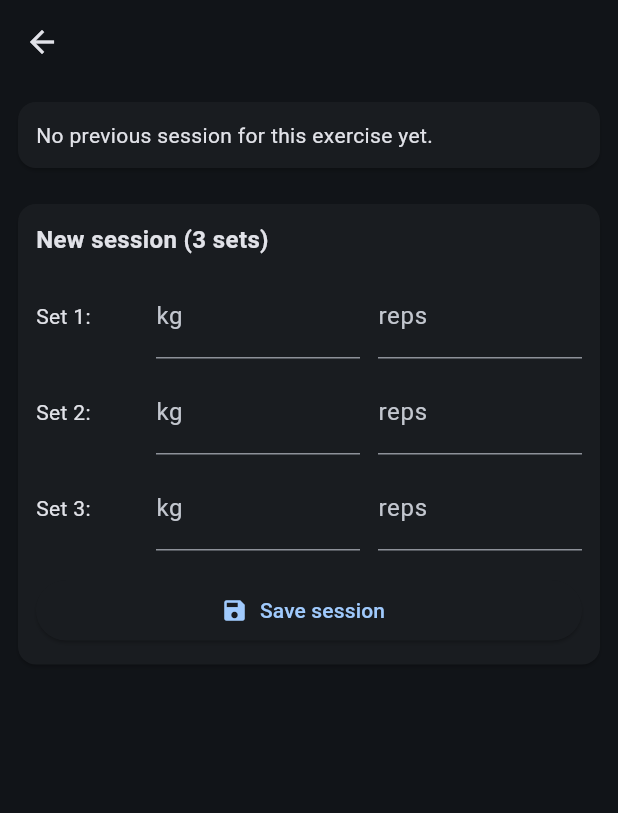
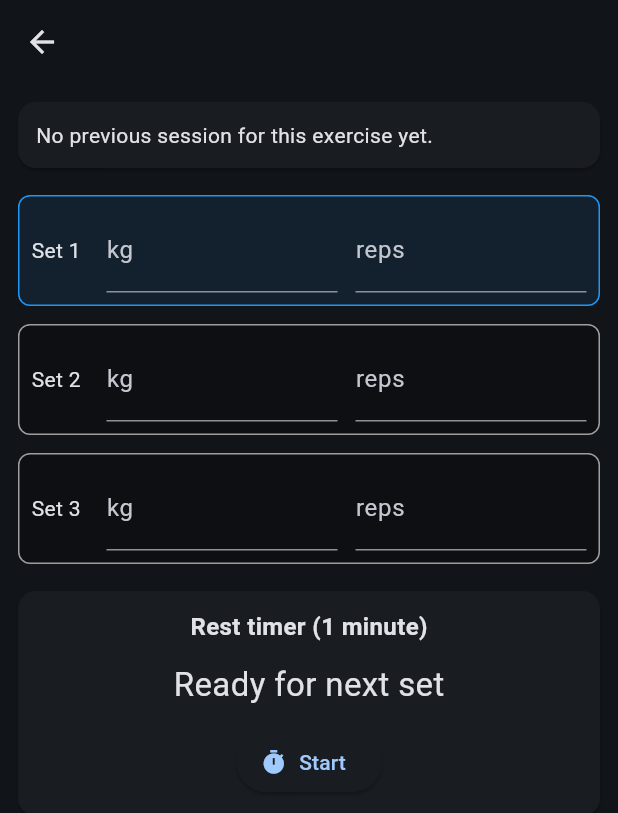
Before and after one commit to BerntLR/styrketrening, a Flutter app: the ExerciseDetailPage screen opened directly with empty values, on a phone screen of 412 x 824 dp. Shown: the top 813 px of the screen. Run offline on Flutter 3.47's test engine with Material 3 defaults, Android fonts, the phone set to English and light mode, and no system bars; our stand-ins replace shared_preferences; accounts and stored records are empty.

Commit message:
steg 4: 1-minutt pause timer og treningsflyt

```diff
--- a/lib/pages/exercise_detail_page.dart
+++ b/lib/pages/exercise_detail_page.dart
@@ -1,3 +1,4 @@
+import 'dart:async';
 import 'package:flutter/material.dart';
 
 import '../models/training_models.dart';
@@ -30,6 +31,14 @@ class _ExerciseDetailPageState extends State<ExerciseDetailPage> {
     (_) => TextEditingController(),
   );
 
+  // --- Timer state ---
+  Timer? _timer;
+  int _remainingSeconds = 60;
+  bool _isTimerRunning = false;
+
+  // --- Which set are we on (1, 2, 3) ---
+  int _currentSet = 1;
+
   @override
   void initState() {
     super.initState();
@@ -38,6 +47,7 @@ class _ExerciseDetailPageState extends State<ExerciseDetailPage> {
 
   @override
   void dispose() {
+    _timer?.cancel();
     for (final c in _weightControllers) {
       c.dispose();
     }
@@ -112,7 +122,36 @@ class _ExerciseDetailPageState extends State<ExerciseDetailPage> {
     );
   }
 
-  Future<void> _saveSession() async {
+  // -------------------------------------------
+  // TIMER LOGIC
+  // -------------------------------------------
+  void _startTimer() {
+    if (_isTimerRunning) return;
+
+    setState(() {
+      _isTimerRunning = true;
+      _remainingSeconds = 60;
+    });
+
+    _timer = Timer.periodic(const Duration(seconds: 1), (timer) {
+      if (_remainingSeconds == 0) {
+        timer.cancel();
+        setState(() {
+          _isTimerRunning = false;
+        });
+        return;
+      }
+
+      setState(() {
+        _remainingSeconds--;
+      });
+    });
+  }
+
+  // -------------------------------------------
+  // SAVE SESSION AFTER 3 SETS
+  // -------------------------------------------
+  Future<void> _saveAfterThirdSet() async {
     final List<ExerciseSet> sets = [];
 
     for (int i = 0; i < 3; i++) {
@@ -144,83 +183,99 @@ class _ExerciseDetailPageState extends State<ExerciseDetailPage> {
       _lastSession = session;
     });
 
-    for (final c in _weightControllers) {
-      c.clear();
-    }
-    for (final c in _repsControllers) {
-      c.clear();
-    }
-
     if (!mounted) return;
 
     ScaffoldMessenger.of(context).showSnackBar(
-      const SnackBar(
-        content: Text('Session saved'),
+      const SnackBar(content: Text('Exercise completed and saved')),
+    );
+
+    Navigator.of(context).pop(); // back to overview
+  }
+
+  // -------------------------------------------
+  // BUILD SET ROW
+  // -------------------------------------------
+  Widget _buildSetRow(int index) {
+    final isCurrent = _currentSet == index;
+
+    return Container(
+      margin: const EdgeInsets.symmetric(vertical: 6, horizontal: 12),
+      padding: const EdgeInsets.symmetric(vertical: 8, horizontal: 8),
+      decoration: BoxDecoration(
+        color: isCurrent ? Colors.blue.withOpacity(0.1) : Colors.black26,
+        borderRadius: BorderRadius.circular(8),
+        border: Border.all(
+          color: isCurrent ? Colors.blue : Colors.grey,
+          width: 1,
+        ),
+      ),
+      child: Row(
+        children: [
+          SizedBox(width: 50, child: Text('Set $index')),
+          Expanded(
+            child: TextField(
+              controller: _weightControllers[index - 1],
+              keyboardType:
+                  const TextInputType.numberWithOptions(decimal: true),
+              decoration: const InputDecoration(labelText: 'kg'),
+            ),
+          ),
+          const SizedBox(width: 12),
+          Expanded(
+            child: TextField(
+              controller: _repsControllers[index - 1],
+              keyboardType:
+                  const TextInputType.numberWithOptions(decimal: false),
+              decoration: const InputDecoration(labelText: 'reps'),
+            ),
+          ),
+        ],
       ),
     );
   }
 
-  Widget _buildNewSessionCard() {
+  // -------------------------------------------
+  // BUILD TIMER CARD
+  // -------------------------------------------
+  Widget _buildTimerCard() {
     return Card(
       margin: const EdgeInsets.all(12),
       child: Padding(
         padding: const EdgeInsets.all(12),
         child: Column(
-          crossAxisAlignment: CrossAxisAlignment.start,
           children: [
             const Text(
-              'New session (3 sets)',
-              style: TextStyle(
-                fontSize: 16,
-                fontWeight: FontWeight.bold,
-              ),
+              'Rest timer (1 minute)',
+              style: TextStyle(fontSize: 16, fontWeight: FontWeight.bold),
             ),
-            const SizedBox(height: 8),
-            for (int i = 0; i < 3; i++)
-              Padding(
-                padding: const EdgeInsets.symmetric(vertical: 4),
-                child: Row(
-                  children: [
-                    SizedBox(
-                      width: 80,
-                      child: Text('Set ${i + 1}:'),
-                    ),
-                    Expanded(
-                      child: TextField(
-                        controller: _weightControllers[i],
-                        keyboardType:
-                            const TextInputType.numberWithOptions(
-                          decimal: true,
-                        ),
-                        decoration: const InputDecoration(
-                          labelText: 'kg',
-                        ),
-                      ),
-                    ),
-                    const SizedBox(width: 12),
-                    Expanded(
-                      child: TextField(
-                        controller: _repsControllers[i],
-                        keyboardType:
-                            const TextInputType.numberWithOptions(
-                          decimal: false,
-                        ),
-                        decoration: const InputDecoration(
-                          labelText: 'reps',
-                        ),
-                      ),
-                    ),
-                  ],
-                ),
-              ),
             const SizedBox(height: 12),
-            SizedBox(
-              width: double.infinity,
-              child: ElevatedButton.icon(
-                onPressed: _saveSession,
-                icon: const Icon(Icons.save),
-                label: const Text('Save session'),
-              ),
+            Text(
+              _isTimerRunning
+                  ? '$_remainingSeconds sec'
+                  : 'Ready for next set',
+              style: const TextStyle(fontSize: 22),
+            ),
+            const SizedBox(height: 12),
+            ElevatedButton.icon(
+              onPressed: _isTimerRunning
+                  ? null
+                  : () {
+                      // SET COMPLETED → START PAUSE → MOVE TO NEXT SET
+                      if (_currentSet < 3) {
+                        _startTimer();
+                        setState(() {
+                          _currentSet++;
+                        });
+                      } else {
+                        // THIRD SET → COMPLETE EXERCISE
+                        _startTimer();
+                        Future.delayed(const Duration(seconds: 60), () {
+                          _saveAfterThirdSet();
+                        });
+                      }
+                    },
+              icon: const Icon(Icons.timer),
+              label: const Text('Start'),
             ),
           ],
         ),
@@ -228,29 +283,29 @@ class _ExerciseDetailPageState extends State<ExerciseDetailPage> {
     );
   }
 
-  Widget _buildBody() {
+  // -------------------------------------------
+  // BUILD BODY
+  // -------------------------------------------
+  @override
+  Widget build(BuildContext context) {
     if (_isLoading) {
-      return const Center(
-        child: CircularProgressIndicator(),
+      return const Scaffold(
+        body: Center(child: CircularProgressIndicator()),
       );
     }
 
-    return ListView(
-      children: [
-        _buildLastSessionCard(),
-        _buildNewSessionCard(),
-      ],
-    );
-  }
-
-  @override
-  Widget build(BuildContext context) {
     return Scaffold(
       appBar: AppBar(
         title: Text(widget.exercise.name),
         centerTitle: true,
       ),
-      body: _buildBody(),
+      body: ListView(
+        children: [
+          _buildLastSessionCard(),
+          for (int i = 1; i <= 3; i++) _buildSetRow(i),
+          _buildTimerCard(),
+        ],
+      ),
     );
   }
 }
```
